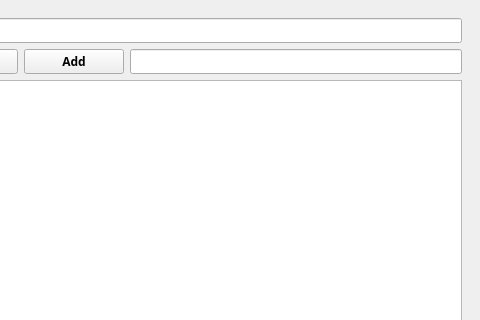
The window that mainwindow.ui (spaghettiSystems/terrible-banking) describes before a commit, drawn with Qt 5; both pictures show x 206 to 686 and y 0 to 320 of the 686 by 451 pixel window.
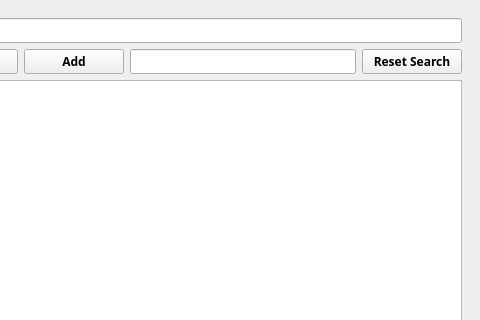
The same window after the commit.

```diff
--- a/mainwindow.ui
+++ b/mainwindow.ui
@@ -218,6 +218,32 @@
               </property>
              </widget>
             </item>
+            <item>
+             <widget class="QPushButton" name="pushButton_3">
+              <property name="minimumSize">
+               <size>
+                <width>100</width>
+                <height>0</height>
+               </size>
+              </property>
+              <property name="font">
+               <font>
+                <family>Noto Sans</family>
+                <weight>75</weight>
+                <bold>true</bold>
+               </font>
+              </property>
+              <property name="text">
+               <string>Reset Search</string>
+              </property>
+              <property name="default">
+               <bool>false</bool>
+              </property>
+              <property name="flat">
+               <bool>false</bool>
+              </property>
+             </widget>
+            </item>
            </layout>
           </item>
           <item>
```
Left out of the diff: 4 changed lines with no effect on the pictures.
